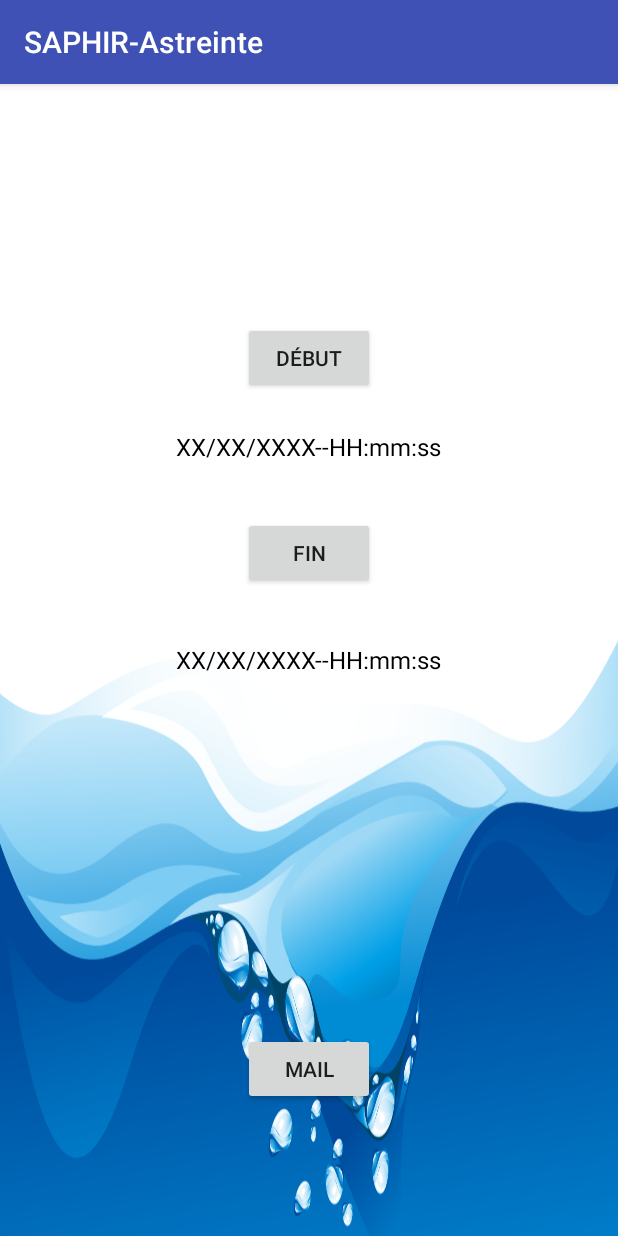
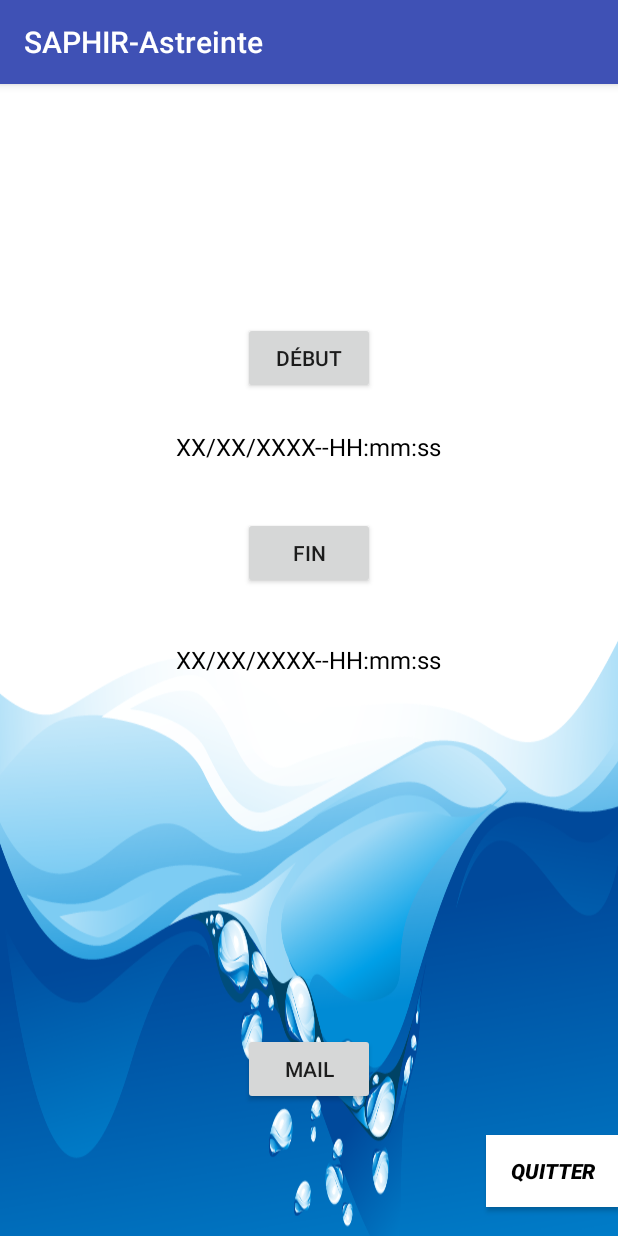
Before and after one commit to Arendhal/SAPHIR_Dev, an Android app: the screen it shows after launch (MainActivity), on a phone screen of 412 x 824 dp. Run offline under Robolectric (Android 15) with nearby library versions, the phone set to English and light mode, and no system bars; 5 statements that could not run were skipped.

Commit message:
SA03: Implémentation du service de calcul des horaires Retourne le statut de l'agent en fonction des cas Ce statut n'est pas visible depuis l'application mais sera écrit dans un fichier, qui sera envoyé par mail au responsable Uniquement pour le weekend (de Vendredi 12H a lundi 7H)

```diff
--- a/app/src/main/AndroidManifest.xml
+++ b/app/src/main/AndroidManifest.xml
@@ -20,6 +20,10 @@
             android:name=".TimerService"
             android:exported="false"
             />
+        <service
+            android:name=".ComputeHoursService"
+            android:exported="false"
+            />
     </application>
 
 </manifest>
--- a/app/src/main/java/com/saphir/benji/saphir/MainActivity.java
+++ b/app/src/main/java/com/saphir/benji/saphir/MainActivity.java
@@ -1,5 +1,6 @@
 package com.saphir.benji.saphir;
 
+import android.app.Service;
 import android.content.ComponentName;
 import android.content.Context;
 import android.content.DialogInterface;
@@ -8,10 +9,12 @@ import android.content.ServiceConnection;
 import android.content.SharedPreferences;
 import android.content.pm.PackageManager;
 import android.content.pm.ResolveInfo;
+import android.os.Binder;
 import android.os.Build;
 import android.os.IBinder;
 import android.os.Message;
 import android.os.Handler;
+import android.support.annotation.Nullable;
 import android.support.v7.app.AlertDialog;
 import android.support.v7.app.AppCompatActivity;
 import android.os.Bundle;
@@ -25,6 +28,7 @@ import java.io.IOException;
 import java.lang.ref.WeakReference;
 import java.lang.reflect.InvocationTargetException;
 import java.lang.reflect.Method;
+import java.sql.Time;
 import java.text.SimpleDateFormat;
 import java.util.Calendar;
 import java.util.List;
@@ -34,8 +38,9 @@ import java.util.List;
 public class MainActivity extends AppCompatActivity {
 
     private TextView mStartTime, mEndTime;
-    private Button mB_StartTimer, mB_EndTimer, mB_Mail;
+    private Button mB_StartTimer, mB_EndTimer, mB_Mail,mB_Quit;
     private TimerService mTimerService;
+    private ComputeHoursService mComputeHours;
 
     //Handler to update the UI while timer is running
     private final Handler mUpdateTimeHandler= new UIUpdateHandler(this);
@@ -60,6 +65,7 @@ public class MainActivity extends AppCompatActivity {
         mB_StartTimer = (Button) findViewById(R.id.StartTimer);
         mB_EndTimer = (Button) findViewById(R.id.EndTimer);
         mB_Mail = (Button) findViewById(R.id.Mail);
+        mB_Quit = (Button) findViewById(R.id.QuitButton);
 
         ifHuaweiAlert();
 
@@ -85,12 +91,14 @@ public class MainActivity extends AppCompatActivity {
             @Override
             public void onClick(View v) {
                 if(mServiceBound && mTimerService.isTimerRunning()) {
+                    long elapsedTimeInSeconds= mTimerService.elapsedTime();
                     Log.v(TAG_End,"Stopping Timer");
+                    mComputeHours.getAgentStatus(elapsedTimeInSeconds);
                     mTimerService.stopTimer();
                     updateUIStopRun();
-                    mEndTime.setText("Temps ecoulé : "+mTimerService.elapsedTime() + " secondes");
+                    mEndTime.setText(mComputeHours.printWorkTime());
                 }
-
+            mComputeHours.foreground();
             }
         });
 
@@ -103,15 +111,32 @@ public class MainActivity extends AppCompatActivity {
                 Log.i(TAG_Mail,"Mail button pressed");
             }
         });
+
+        mB_Quit.setOnClickListener(new View.OnClickListener() {
+            @Override
+            public void onClick(View v) {
+                stopService(new Intent(MainActivity.this, TimerService.class));
+                stopService(new Intent(MainActivity.this,ComputeHoursService.class));
+                unbindService(mTimerConnection);
+                unbindService(mComputeConnection);
+                finishAffinity();
+                System.exit(0);
+            }
+        });
     }
 
     @Override
     protected void onStart(){
         super.onStart();
         Log.v(TAG,"Starting and binding service");
+        //Binding TimerService
         Intent intent = new Intent(MainActivity.this,TimerService.class);
         startService(intent);
-        bindService(intent,mConnection,0);
+        bindService(intent,mTimerConnection,0);
+        //Binding ComputeHoursService
+        Intent ComputeIntent = new Intent(MainActivity.this,ComputeHoursService.class);
+        startService(ComputeIntent);
+        bindService(ComputeIntent,mComputeConnection,0);
     }
 
     @Override
@@ -120,13 +145,13 @@ public class MainActivity extends AppCompatActivity {
         updateUIStopRun();
        if(mServiceBound){
            //if a timer is active, foreground the service, else kill it
-           if(mTimerService.isTimerRunning()){
+           if(mTimerService.isTimerRunning() ){
                mTimerService.foreground();
            }
            else{
                stopService(new Intent(this,TimerService.class));
            }
-           unbindService(mConnection);
+           unbindService(mTimerConnection);
            mServiceBound=false;
        }
     }
@@ -167,7 +192,7 @@ public class MainActivity extends AppCompatActivity {
      * Callback for service binding, passed down to bindService()
      */
 
-    private ServiceConnection mConnection = new ServiceConnection(){
+    private ServiceConnection mTimerConnection = new ServiceConnection(){
 
         @Override
         public void onServiceConnected(ComponentName name, IBinder service) {
@@ -189,6 +214,23 @@ public class MainActivity extends AppCompatActivity {
         public void onServiceDisconnected(ComponentName name) {
             Log.v(TAG,"Service unbound");
             mServiceBound = false;
+        }
+    };
+
+    private ServiceConnection mComputeConnection = new ServiceConnection(){
+
+        @Override
+        public void onServiceConnected(ComponentName name, IBinder service) {
+            Log.v(TAG,"Service bound");
+            ComputeHoursService.RunServiceBinder binder = (ComputeHoursService.RunServiceBinder) service;
+            mComputeHours = binder.getService();
+            //Making sure service isn't in background when bounding
+            mComputeHours.background();
+        }
+
+        @Override
+        public void onServiceDisconnected(ComponentName name) {
+            Log.v(TAG,"Service unbound");
         }
     };
 
@@ -217,7 +259,7 @@ public class MainActivity extends AppCompatActivity {
     }
 
 
-    /*
+    /**
      * Specific code to Huawei protected app feature
      */
     private void ifHuaweiAlert() {
--- a/app/src/main/java/com/saphir/benji/saphir/TimerService.java
+++ b/app/src/main/java/com/saphir/benji/saphir/TimerService.java
@@ -139,7 +139,6 @@ public class TimerService extends Service {
         startForeground(NOTIFICATION_ID,CreateNotification());
     }
 
-
     /**
      * Place the service into background
      * @return Place the service into background
@@ -157,7 +156,7 @@ public class TimerService extends Service {
         NotificationCompat.Builder builder = new NotificationCompat.Builder(this)
                     .setContentTitle("Saphir-Astreinte")
                     .setContentText("Touchez pour revenir a l'application")
-                    .setSmallIcon(R.drawable.logo_small_nobckg)
+                    .setSmallIcon(R.drawable.logo_small)
                     .setLargeIcon(Bitmap.createScaledBitmap(icon, 128, 128, false));
         Intent resultIntent = new Intent(this,MainActivity.class);
         PendingIntent resultPendingIntent = PendingIntent.getActivity(this,0,resultIntent,PendingIntent.FLAG_UPDATE_CURRENT);
--- a/app/src/main/res/layout/activity_main.xml
+++ b/app/src/main/res/layout/activity_main.xml
@@ -65,4 +65,16 @@
         android:layout_centerHorizontal="true"
         android:layout_marginBottom="87dp" />
 
+    <Button
+        android:id="@+id/QuitButton"
+        android:layout_width="wrap_content"
+        android:layout_height="wrap_content"
+        android:layout_alignParentBottom="true"
+        android:layout_alignParentEnd="true"
+        android:layout_marginBottom="19dp"
+        android:background="@android:color/white"
+        android:text="Quitter"
+        android:textColor="@android:color/black"
+        android:textStyle="bold|italic" />
+
 </RelativeLayout>
```
Also changed, not shown: app/src/main/java/com/saphir/benji/saphir/ComputeHours.java (deleted, +0 -15 lines), app/src/main/java/com/saphir/benji/saphir/ComputeHoursService.java (added, +160 -0 lines).
